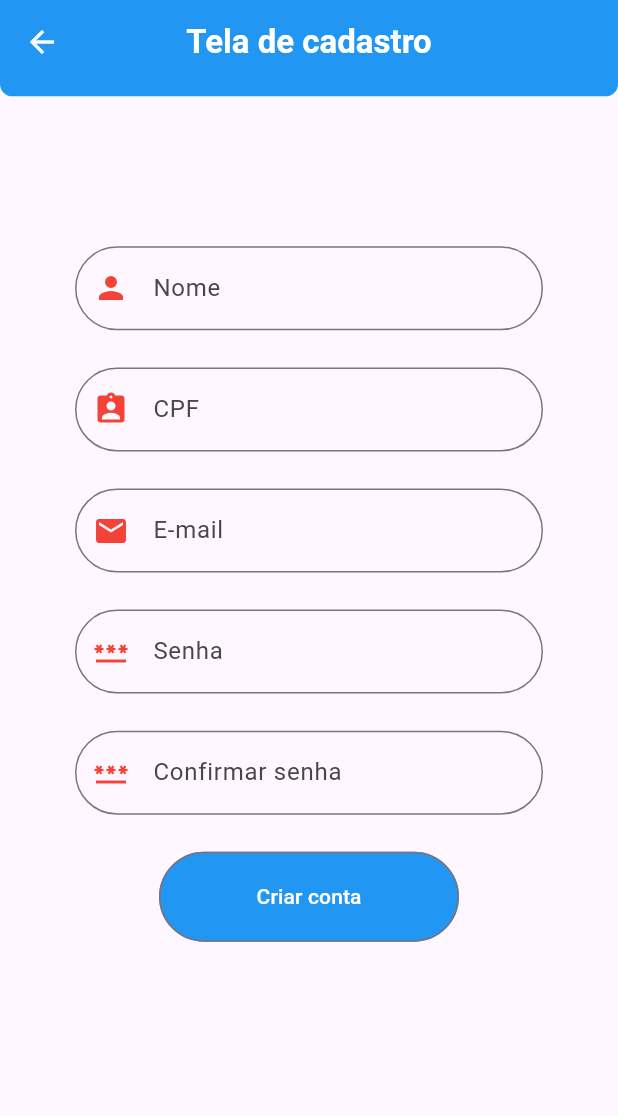
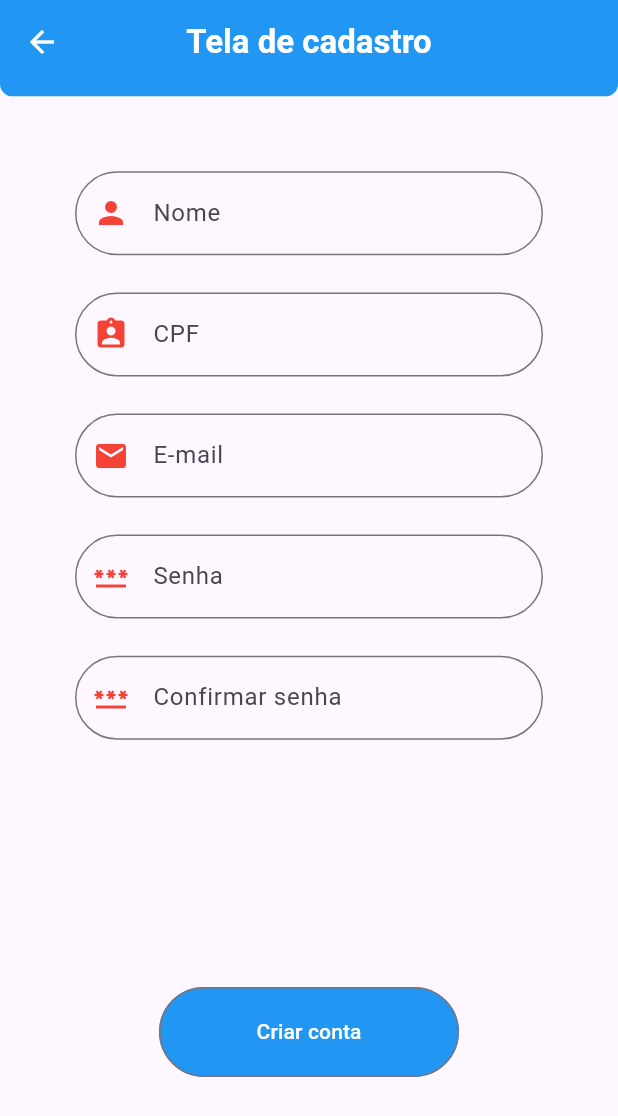
Before and after one commit to mussa010/ProvaParcial, a Flutter app: the CreateAccount screen opened by its route, on a phone screen of 412 x 824 dp. Shown: the top 1116 px of the screen. Run offline on Flutter 3.47's test engine with Material 3 defaults, Android fonts, the phone set to English and light mode, and no system bars; our stand-ins replace device_preview, mask_text_input_formatter.

Commit message:
prova parcial

```diff
--- a/lib/view/createAccount.dart
+++ b/lib/view/createAccount.dart
@@ -74,7 +74,7 @@ class _CreateAccount extends State<CreateAccount> {
                 borderRadius: BorderRadius.vertical(bottom: Radius.circular(50))
               ),
             ),
-            Padding(padding: const EdgeInsets.fromLTRB(50, 100, 50, 50),
+            Padding(padding: const EdgeInsets.fromLTRB(50, 50, 50, 50),
             child:  Form(
               key: formKey,
               child: Column(children: [
@@ -185,7 +185,7 @@ class _CreateAccount extends State<CreateAccount> {
                     return null;
                   }
                 ),
-                SizedBox(height: MediaQuery.of(context).size.height * 0.03),
+                SizedBox(height: MediaQuery.of(context).size.height * 0.2),
                 OutlinedButton(
                   style: OutlinedButton.styleFrom(
                     minimumSize: const Size(200, 60),
```
